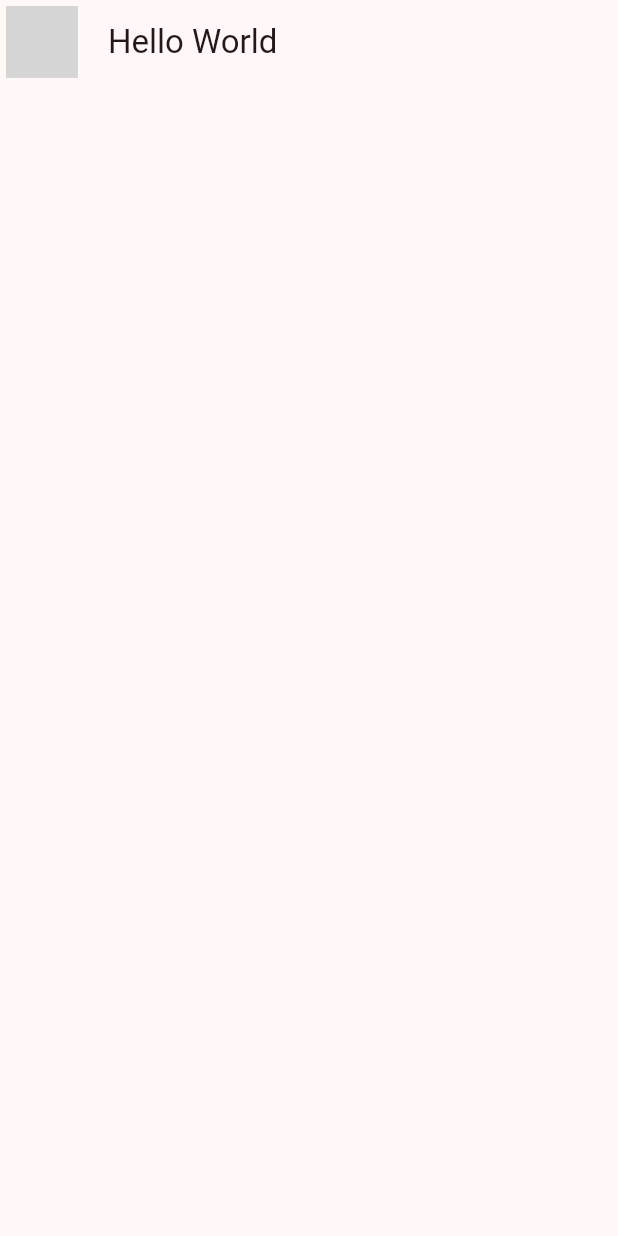
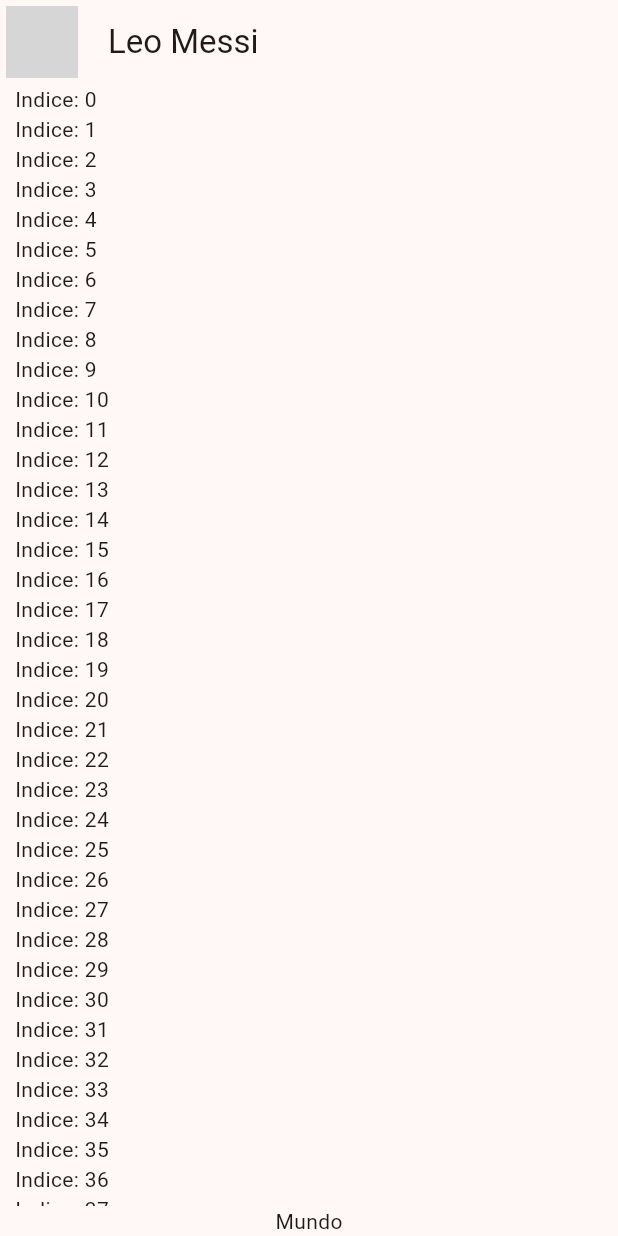
Before and after one commit to jojeda5171/Repaso-Flutter, a Flutter app: the screen it shows after launch, on a phone screen of 412 x 824 dp. Run offline on Flutter 3.47's test engine with Material 2 defaults, Android fonts, the light colour scheme and no system bars; network calls fail; grey boxes are pictures that could not be loaded.

Commit message:
ListView en la pantalla chat

```diff
--- a/yes_no_app/lib/presentation/chat/chat_screen.dart
+++ b/yes_no_app/lib/presentation/chat/chat_screen.dart
@@ -14,7 +14,33 @@
                 'https://upload.wikimedia.org/wikipedia/commons/b/b4/Lionel-Messi-Argentina-2022-FIFA-World-Cup_%28cropped%29.jpg'),
           ),
         ),
-        title: const Text('Hello World'),
+        title: const Text('Leo Messi'),
+      ),
+      body: const _ChatView(),
+    );
+  }
+}
+
+class _ChatView extends StatelessWidget {
+  const _ChatView();
+
+  @override
+  Widget build(BuildContext context) {
+    return SafeArea(
+      child: Padding(
+        padding: const EdgeInsets.symmetric(horizontal: 10),
+        child: Column(
+          children: [
+            Expanded(
+                child: ListView.builder(
+              itemCount: 100,
+              itemBuilder: (context, index) {
+                return Text('Indice: $index');
+              },
+            )),
+            const Text('Mundo')
+          ],
+        ),
       ),
     );
   }
```
